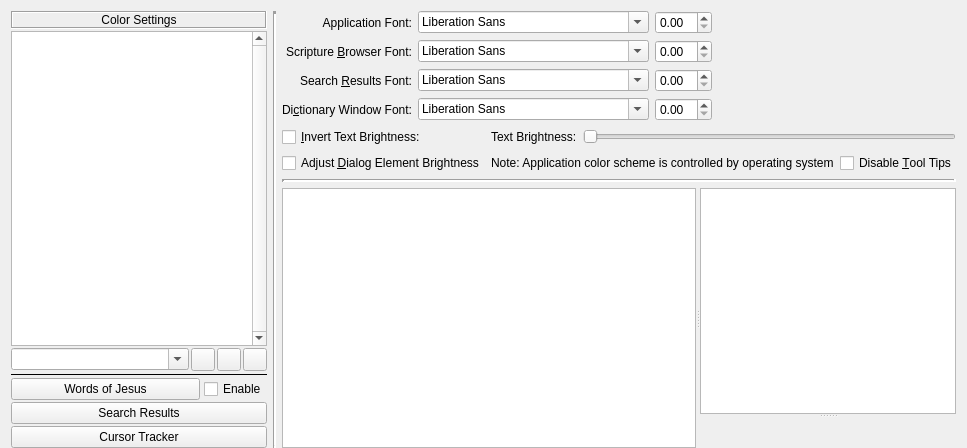
Old version of the form programs/KJVCanOpener/ConfigTextFormat.ui in the repository dewhisna/KingJamesPureBibleSearch.
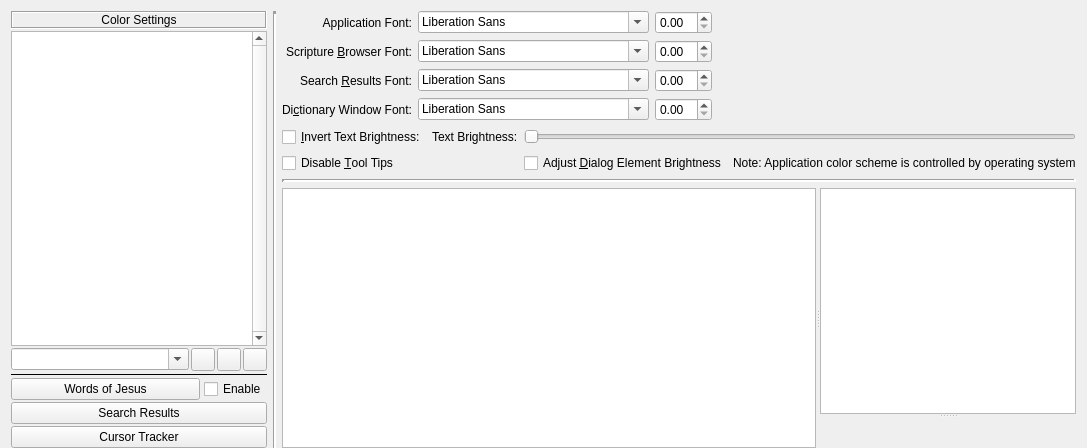
New version of the form. Icons and pictures are not drawn. Custom widgets are drawn as their Qt base class.

```diff
--- a/programs/KJVCanOpener/ConfigTextFormat.ui
+++ b/programs/KJVCanOpener/ConfigTextFormat.ui
@@ -90,7 +90,23 @@
        </property>
       </widget>
      </item>
-     <item row="1" column="0">
+     <item row="1" column="0" colspan="2">
+      <widget class="QCheckBox" name="checkBoxDisableToolTips">
+       <property name="sizePolicy">
+        <sizepolicy hsizetype="MinimumExpanding" vsizetype="Fixed">
+         <horstretch>0</horstretch>
+         <verstretch>0</verstretch>
+        </sizepolicy>
+       </property>
+       <property name="toolTip">
+        <string>Disable Tool Tip Popups in application</string>
+       </property>
+       <property name="text">
+        <string>Disable &amp;Tool Tips</string>
+       </property>
+      </widget>
+     </item>
+     <item row="1" column="2">
       <widget class="QCheckBox" name="checkBoxAdjustDialogElementBrightness">
        <property name="sizePolicy">
         <sizepolicy hsizetype="MinimumExpanding" vsizetype="Fixed">
@@ -106,7 +122,7 @@
        </property>
       </widget>
      </item>
-     <item row="1" column="1" colspan="2">
+     <item row="1" column="3">
       <widget class="QLabel" name="lblAdjustDialogElementBrightness">
        <property name="sizePolicy">
         <sizepolicy hsizetype="MinimumExpanding" vsizetype="Fixed">
@@ -119,22 +135,6 @@
        </property>
       </widget>
      </item>
-     <item row="1" column="3">
-      <widget class="QCheckBox" name="checkBoxDisableToolTips">
-       <property name="sizePolicy">
-        <sizepolicy hsizetype="MinimumExpanding" vsizetype="Fixed">
-         <horstretch>0</horstretch>
-         <verstretch>0</verstretch>
-        </sizepolicy>
-       </property>
-       <property name="toolTip">
-        <string>Disable Tool Tip Popups in application</string>
-       </property>
-       <property name="text">
-        <string>Disable &amp;Tool Tips</string>
-       </property>
-      </widget>
-     </item>
     </layout>
    </item>
    <item row="0" column="1">
```
